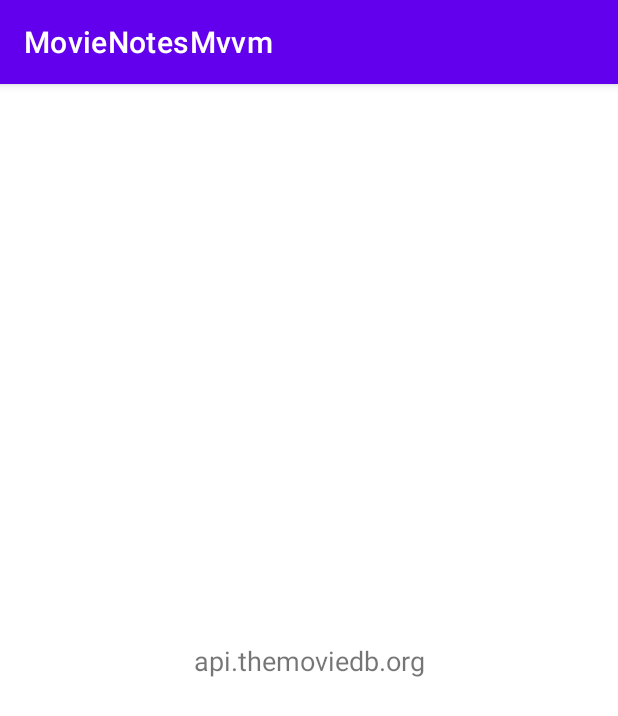
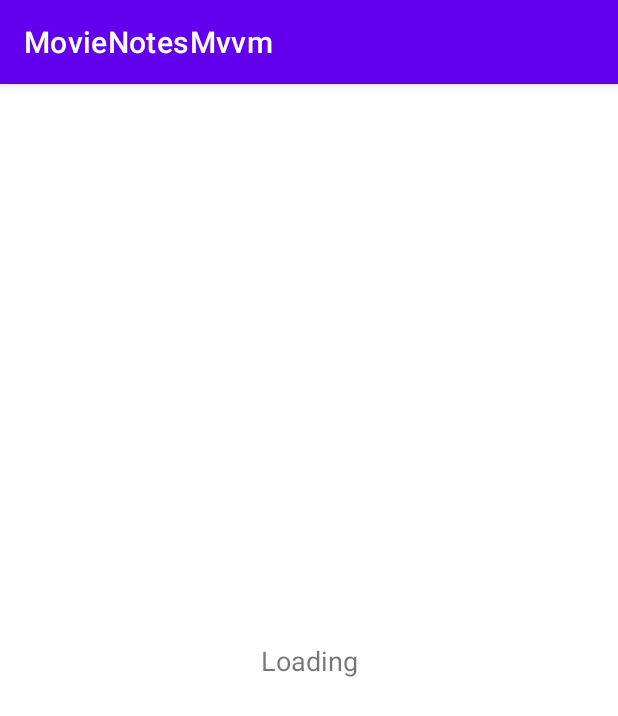
Before and after one commit to Barkatheon/Movie-Notes, an Android app: the first screen one second after launch (MainActivity), on a phone screen of 412 x 824 dp. Shown: the top 716 px of the screen. Run offline under Robolectric (Android 15) with nearby library versions, the light colour scheme and no system bars.

Commit message:
flow displayed in mainactivity

```diff
--- a/app/src/main/java/com/boris/movienotesmvvm/domain/usecases/GetPopularMoviesUseCase.kt
+++ b/app/src/main/java/com/boris/movienotesmvvm/domain/usecases/GetPopularMoviesUseCase.kt
@@ -1,23 +1,18 @@
 package com.boris.movienotesmvvm.domain.usecases
 
 import android.util.Log
+
 import com.boris.movienotesmvvm.common.Resource
 import com.boris.movienotesmvvm.data.storage.remote.response.Movie
+import com.boris.movienotesmvvm.data.storage.remote.response.MoviesRemoteResponse
 import com.boris.movienotesmvvm.domain.repository.MovieRepository
 import kotlinx.coroutines.flow.Flow
 import kotlinx.coroutines.flow.flow
 
 class GetPopularMoviesUseCase(private val movieRepository: MovieRepository) {
 
-    fun execute(): Flow<Resource<List<Movie>>> = flow {
-        try {
-            emit(Resource.Loading())
-            val data = movieRepository.getMovies().results
-            emit(Resource.Success(data))
-        } catch (e: Exception) {
-            emit(Resource.Error(e.localizedMessage ?: "Unexpected error"))
-            Log.i("mylog", "exception in usecase")
-        }
+    suspend fun execute(): MoviesRemoteResponse{
+        return movieRepository.getMovies()
     }
 
 }
--- a/app/src/main/java/com/boris/movienotesmvvm/presentation/MainActivity.kt
+++ b/app/src/main/java/com/boris/movienotesmvvm/presentation/MainActivity.kt
@@ -20,6 +20,7 @@ import kotlinx.coroutines.Dispatchers
 import kotlinx.coroutines.GlobalScope
 import kotlinx.coroutines.async
 import kotlinx.coroutines.delay
+import kotlinx.coroutines.flow.collectLatest
 import kotlinx.coroutines.launch
 import kotlinx.coroutines.runBlocking
 import kotlinx.coroutines.withContext
@@ -34,28 +35,24 @@ class MainActivity : AppCompatActivity() {
         setContentView(R.layout.activity_main)
 
         var textView = findViewById<TextView>(R.id.textView)
+        textView.setOnClickListener {
+            viewModel.getStateFlowData()
+        }
 
-
-        /*lifecycleScope.launch {
-            repeatOnLifecycle(Lifecycle.State.STARTED){
-                viewModel.stateFlowData.collect { state ->
+        lifecycleScope.launch {
+            repeatOnLifecycle(Lifecycle.State.STARTED) {
+                viewModel.stateFlowData.collectLatest { state ->
                     Log.i("mylog", "flow in mainscreen collected")
-                    when(state){
+                    when (state) {
                         is Resource.Error -> textView.text = state.message
                         is Resource.Loading -> textView.text = "Loading"
-                        is Resource.Success -> textView.text = state.data?.get(0)?.title ?: "no data from server"
+                        is Resource.Success -> textView.text =
+                            state.data?.get(0)?.title ?: "no data from server"
                     }
-            }
+                }
             }
 
-        }*/
-        viewModel.dataStateLive.observe(this) { state ->
-            Log.i("mylog", "livedata in mainscreen updated")
-            when(state){
-                is Resource.Error -> textView.text = state.message
-                is Resource.Loading -> textView.text = "Loading"
-                is Resource.Success -> textView.text = state.data?.get(0)?.title ?: "no data from server"
-            }
         }
+
     }
 }
--- a/app/src/main/java/com/boris/movienotesmvvm/presentation/MainViewModel.kt
+++ b/app/src/main/java/com/boris/movienotesmvvm/presentation/MainViewModel.kt
@@ -1,5 +1,6 @@
 package com.boris.movienotesmvvm.presentation
 
+import android.util.Log
 import androidx.lifecycle.LiveData
 import androidx.lifecycle.MutableLiveData
 import androidx.lifecycle.ViewModel
@@ -10,30 +11,58 @@ import com.boris.movienotesmvvm.data.repository.MovieRepositoryImpl
 import com.boris.movienotesmvvm.data.storage.remote.response.Movie
 import com.boris.movienotesmvvm.domain.usecases.GetPopularMoviesUseCase
 import kotlinx.coroutines.Dispatchers
+import kotlinx.coroutines.delay
 import kotlinx.coroutines.flow.Flow
 import kotlinx.coroutines.flow.MutableSharedFlow
 import kotlinx.coroutines.flow.MutableStateFlow
 import kotlinx.coroutines.flow.StateFlow
 import kotlinx.coroutines.flow.asFlow
 import kotlinx.coroutines.flow.catch
+import kotlinx.coroutines.flow.collectLatest
 import kotlinx.coroutines.flow.flow
 import kotlinx.coroutines.flow.flowOn
 import kotlinx.coroutines.flow.onEach
 import kotlinx.coroutines.flow.stateIn
 import kotlinx.coroutines.launch
 
-class MainViewModel: ViewModel() {
+class MainViewModel : ViewModel() {
 
 
     val movieRepositoryImpl: MovieRepositoryImpl by lazy { MovieRepositoryImpl() }
-    val getPopularMoviesUseCase: GetPopularMoviesUseCase by lazy { GetPopularMoviesUseCase(movieRepositoryImpl) }
+    val getPopularMoviesUseCase: GetPopularMoviesUseCase by lazy {
+        GetPopularMoviesUseCase(
+            movieRepositoryImpl
+        )
+    }
 
 
-    //var stateFlowData = MutableStateFlow<Resource<List<Movie>>>(Resource.Loading())
+    var stateFlowData = MutableStateFlow<Resource<List<Movie>>>(Resource.Loading())
 
-    var dataStateLive = getPopularMoviesUseCase.execute().asLiveData()
+    //var dataStateLive = getPopularMoviesUseCase.execute().asLiveData()
     //var stateFlowData = getPopularMoviesUseCase.execute()
+    init {
+        getStateFlowData()
+        Log.i("myLog", "init of viewModel")
+    }
 
 
+    fun fetchPopularMovies(): Flow<Resource<List<Movie>>> = flow {
+        Log.i("myLog", "viewModel fetch poupular movies worked")
+        try {
+            emit(Resource.Loading())
+            delay(3000)
+            val data = getPopularMoviesUseCase.execute().results
+            emit(Resource.Success(data))
+        } catch (e: Exception) {
+            emit(Resource.Error(e.localizedMessage ?: "Unknown Error"))
+        }
 
+    }
+
+    fun getStateFlowData() = viewModelScope.launch {
+        Log.i("myLog", "viewModel get state flow data worked")
+        fetchPopularMovies().collectLatest {
+            stateFlowData.value = it
+        }
+    }
 }
```
